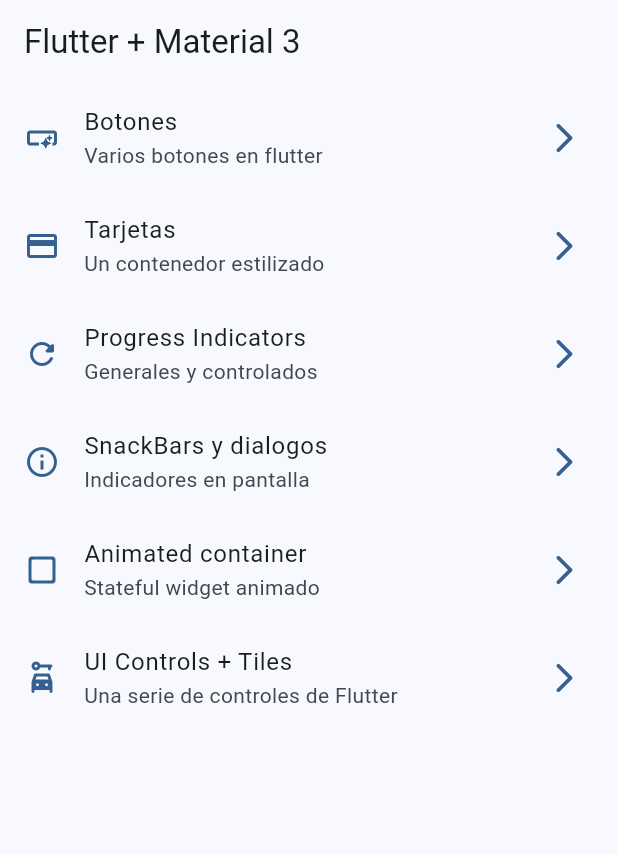
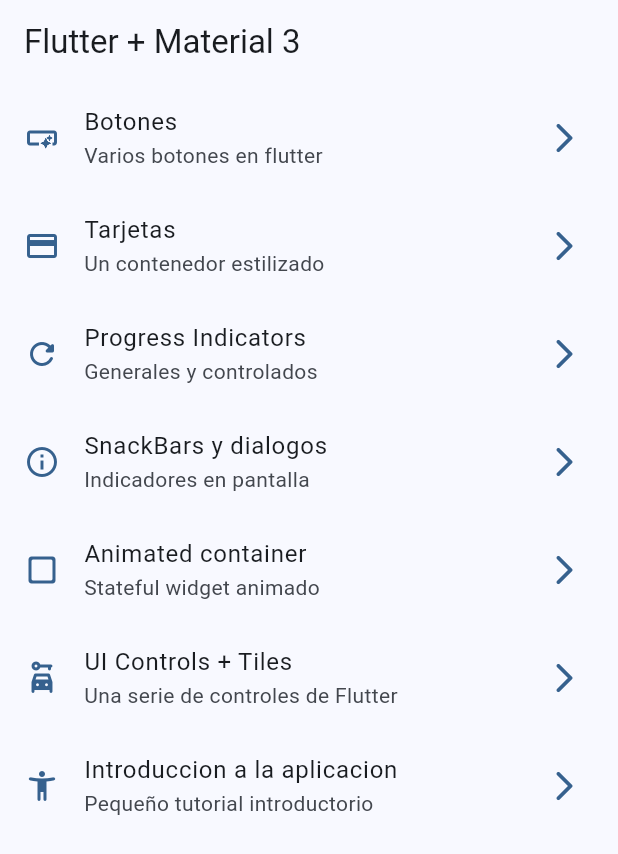
Before and after one commit to OscarOcomatl/widgets_app, a Flutter app: the screen it shows after launch, on a phone screen of 412 x 824 dp. Shown: the top 854 px of the screen. Run offline on Flutter 3.47's test engine with Material 3 defaults, Android fonts, the phone set to English and light mode, and no system bars; our stand-ins replace go_router.

Commit message:
tutorial screen added

```diff
--- a/lib/config/menu/menu_items.dart
+++ b/lib/config/menu/menu_items.dart
@@ -53,4 +53,10 @@ const appMenuItems = <MenuItem>[
     link: '/ui-controls',
     icon: Icons.car_rental_rounded
   ),
+  MenuItem(
+    title: 'Introduccion a la aplicacion',
+    subtitle: 'Pequeño tutorial introductorio',
+    link: '/tutorial',
+    icon: Icons.accessibility_new_rounded
+  ),
 ];
--- a/lib/config/router/app_router.dart
+++ b/lib/config/router/app_router.dart
@@ -40,5 +40,10 @@ final appRouter = GoRouter(
       name: UiControlsScreen.name,
       builder: (context, state) => const UiControlsScreen(),
     ),
+    GoRoute(
+      path: '/tutorial',
+      name: AppTutorialScreen.name,
+      builder: (context, state) => const AppTutorialScreen(),
+    ),
   ],
 );
```
